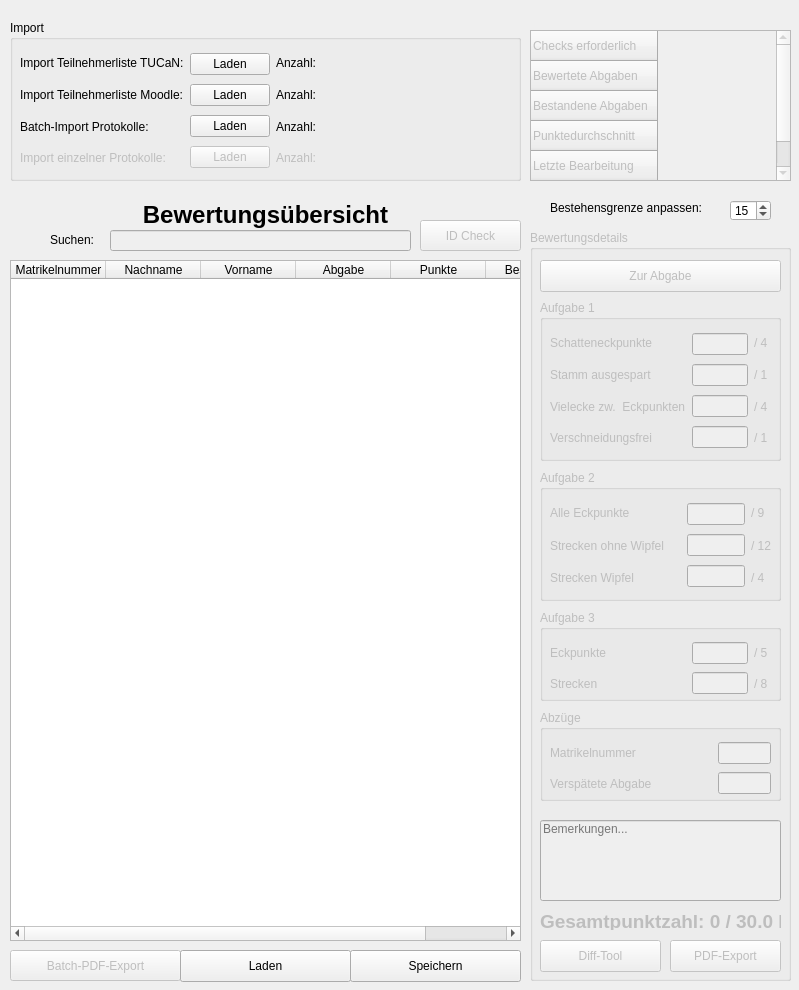
The window that gmvtestat.ui (Dimey/IIB_GMV-Testat) describes before a commit, drawn with Qt 5.
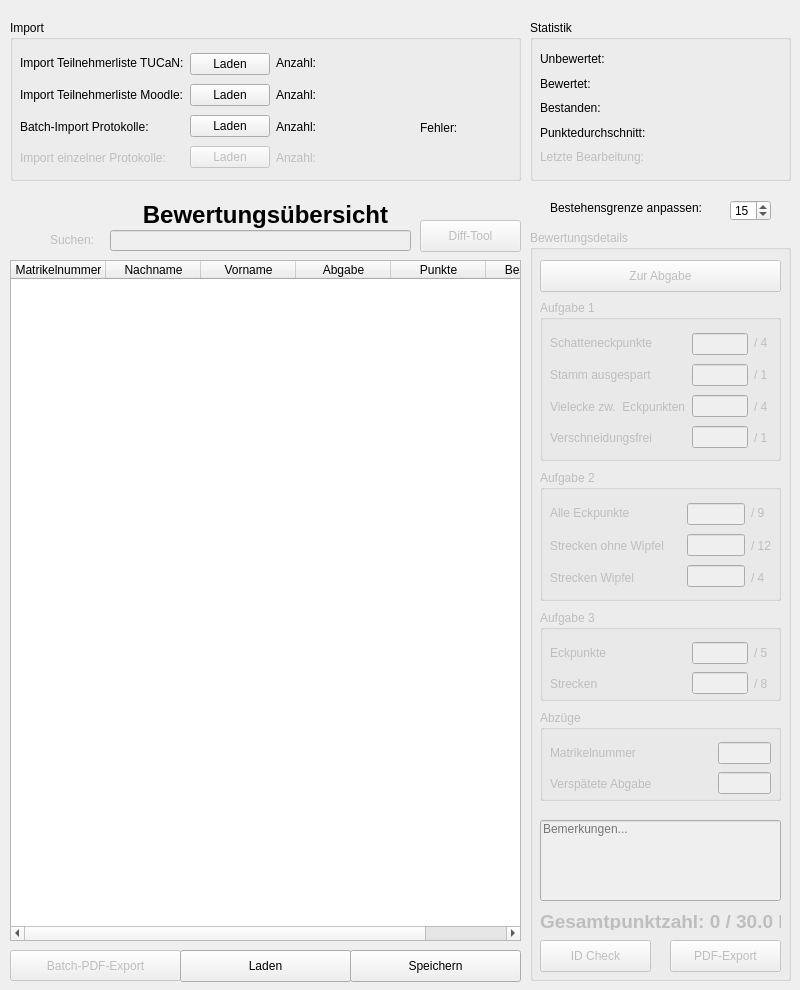
The same window after the commit. Icons and pictures are not drawn.

Commit message: id check first prototype, stats, gui fix, bug fixes, refactoring

Diff of the .ui file:
```diff
--- a/gmvtestat.ui
+++ b/gmvtestat.ui
@@ -6,7 +6,7 @@
    <rect>
     <x>0</x>
     <y>0</y>
-    <width>799</width>
+    <width>800</width>
     <height>990</height>
    </rect>
   </property>
@@ -105,6 +105,9 @@
     </property>
    </widget>
    <widget class="QLabel" name="label_5">
+    <property name="enabled">
+     <bool>false</bool>
+    </property>
     <property name="geometry">
      <rect>
       <x>50</x>
@@ -143,47 +146,6 @@
      <string>Laden</string>
     </property>
    </widget>
-   <widget class="QTableWidget" name="tableWidget">
-    <property name="enabled">
-     <bool>false</bool>
-    </property>
-    <property name="geometry">
-     <rect>
-      <x>530</x>
-      <y>30</y>
-      <width>261</width>
-      <height>151</height>
-     </rect>
-    </property>
-    <attribute name="horizontalHeaderVisible">
-     <bool>false</bool>
-    </attribute>
-    <row>
-     <property name="text">
-      <string>Checks erforderlich</string>
-     </property>
-    </row>
-    <row>
-     <property name="text">
-      <string>Bewertete Abgaben</string>
-     </property>
-    </row>
-    <row>
-     <property name="text">
-      <string>Bestandene Abgaben</string>
-     </property>
-    </row>
-    <row>
-     <property name="text">
-      <string>Punktedurchschnitt</string>
-     </property>
-    </row>
-    <row>
-     <property name="text">
-      <string>Letzte Bearbeitung</string>
-     </property>
-    </row>
-   </widget>
    <widget class="QLineEdit" name="lineEdit">
     <property name="enabled">
      <bool>false</bool>
@@ -257,19 +219,6 @@
       <string>PDF-Export</string>
      </property>
     </widget>
-    <widget class="QPushButton" name="diffTool_btn">
-     <property name="geometry">
-      <rect>
-       <x>10</x>
-       <y>710</y>
-       <width>121</width>
-       <height>32</height>
-      </rect>
-     </property>
-     <property name="text">
-      <string>Diff-Tool</string>
-     </property>
-    </widget>
     <widget class="QGroupBox" name="groupBox_2">
      <property name="geometry">
       <rect>
@@ -650,6 +599,22 @@
       <string>Bemerkungen...</string>
      </property>
     </widget>
+    <widget class="QPushButton" name="idCheck_btn">
+     <property name="enabled">
+      <bool>false</bool>
+     </property>
+     <property name="geometry">
+      <rect>
+       <x>10</x>
+       <y>710</y>
+       <width>111</width>
+       <height>32</height>
+      </rect>
+     </property>
+     <property name="text">
+      <string>ID Check</string>
+     </property>
+    </widget>
    </widget>
    <widget class="QGroupBox" name="groupBox">
     <property name="geometry">
@@ -819,6 +784,32 @@
       </item>
      </layout>
     </widget>
+    <widget class="QLabel" name="label_38">
+     <property name="geometry">
+      <rect>
+       <x>410</x>
+       <y>100</y>
+       <width>51</width>
+       <height>16</height>
+      </rect>
+     </property>
+     <property name="text">
+      <string>Fehler:</string>
+     </property>
+    </widget>
+    <widget class="QLabel" name="fehler_label">
+     <property name="geometry">
+      <rect>
+       <x>460</x>
+       <y>100</y>
+       <width>41</width>
+       <height>16</height>
+      </rect>
+     </property>
+     <property name="text">
+      <string/>
+     </property>
+    </widget>
    </widget>
    <widget class="QLabel" name="label_10">
     <property name="geometry">
@@ -877,7 +868,7 @@
      <string>Bestehensgrenze anpassen:</string>
     </property>
    </widget>
-   <widget class="QPushButton" name="pushButton">
+   <widget class="QPushButton" name="diffTool_btn">
     <property name="enabled">
      <bool>false</bool>
     </property>
@@ -886,13 +877,119 @@
       <x>420</x>
       <y>220</y>
       <width>101</width>
-      <height>31</height>
+      <height>32</height>
      </rect>
     </property>
     <property name="text">
-     <string>ID Check</string>
+     <string>Diff-Tool</string>
     </property>
    </widget>
+   <widget class="QGroupBox" name="groupBox_6">
+    <property name="geometry">
+     <rect>
+      <x>530</x>
+      <y>20</y>
+      <width>261</width>
+      <height>161</height>
+     </rect>
+    </property>
+    <property name="title">
+     <string>Statistik</string>
+    </property>
+    <widget class="QWidget" name="">
+     <property name="geometry">
+      <rect>
+       <x>10</x>
+       <y>30</y>
+       <width>241</width>
+       <height>116</height>
+      </rect>
+     </property>
+     <layout class="QHBoxLayout" name="horizontalLayout_7">
+      <item>
+       <layout class="QVBoxLayout" name="verticalLayout_16">
+        <item>
+         <widget class="QLabel" name="label_37">
+          <property name="text">
+           <string>Unbewertet:</string>
+          </property>
+         </widget>
+        </item>
+        <item>
+         <widget class="QLabel" name="label_28">
+          <property name="text">
+           <string>Bewertet:</string>
+          </property>
+         </widget>
+        </item>
+        <item>
+         <widget class="QLabel" name="label_35">
+          <property name="text">
+           <string>Bestanden:</string>
+          </property>
+         </widget>
+        </item>
+        <item>
+         <widget class="QLabel" name="label_14">
+          <property name="text">
+           <string>Punktedurchschnitt:</string>
+          </property>
+         </widget>
+        </item>
+        <item>
+         <widget class="QLabel" name="label_36">
+          <property name="enabled">
+           <bool>false</bool>
+          </property>
+          <property name="text">
+           <string>Letzte Bearbeitung:</string>
+          </property>
+         </widget>
+        </item>
+       </layout>
+      </item>
+      <item>
+       <layout class="QVBoxLayout" name="verticalLayout_17">
+        <item>
+         <widget class="QLabel" name="unbewertet_label">
+          <property name="text">
+           <string/>
+          </property>
+         </widget>
+        </item>
+        <item>
+         <widget class="QLabel" name="bewertet_label">
+          <property name="text">
+           <string/>
+          </property>
+         </widget>
+        </item>
+        <item>
+         <widget class="QLabel" name="bestanden_label">
+          <property name="text">
+           <string/>
+          </property>
+         </widget>
+        </item>
+        <item>
+         <widget class="QLabel" name="durchschnitt_label">
+          <property name="text">
+           <string/>
+          </property>
+         </widget>
+        </item>
+        <item>
+         <widget class="QLabel" name="zuletztBearbeitet_label">
+          <property name="text">
+           <string/>
+          </property>
+         </widget>
+        </item>
+       </layout>
+      </item>
+     </layout>
+    </widget>
+   </widget>
   </widget>
   <action name="actionHallo">
    <property name="text">
```
Left out of the diff: 4 changed lines with no effect on the pictures. The commit also changes 5 other files.
